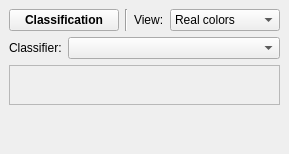
Qt form Polyhedron/demo/Polyhedron/Plugins/Classification/Classification_widget.ui (CGAL/cgal) before a commit.
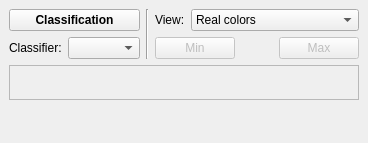
The same form after that commit.

Patch:
```diff
--- a/Polyhedron/demo/Polyhedron/Plugins/Classification/Classification_widget.ui
+++ b/Polyhedron/demo/Polyhedron/Plugins/Classification/Classification_widget.ui
@@ -6,8 +6,8 @@
    <rect>
     <x>0</x>
     <y>0</y>
-    <width>289</width>
-    <height>154</height>
+    <width>368</width>
+    <height>143</height>
    </rect>
   </property>
   <property name="sizePolicy">
@@ -20,9 +20,11 @@
    <string>Classification</string>
   </property>
   <widget class="QWidget" name="dockWidgetContents">
-   <layout class="QVBoxLayout" name="verticalLayout_2">
+   <layout class="QVBoxLayout" name="verticalLayout_4">
     <item>
-     <layout class="QHBoxLayout" name="horizontalLayout_7">
+     <layout class="QHBoxLayout" name="horizontalLayout_4">
+      <item>
+       <layout class="QVBoxLayout" name="verticalLayout_3">
       <item>
        <widget class="QPushButton" name="menu">
         <property name="font">
@@ -37,6 +39,32 @@
        </widget>
       </item>
       <item>
+         <layout class="QHBoxLayout" name="horizontalLayout_3">
+          <item>
+           <widget class="QLabel" name="label_7">
+            <property name="sizePolicy">
+             <sizepolicy hsizetype="Maximum" vsizetype="Preferred">
+              <horstretch>0</horstretch>
+              <verstretch>0</verstretch>
+             </sizepolicy>
+            </property>
+            <property name="text">
+             <string>Classifier:</string>
+            </property>
+           </widget>
+          </item>
+          <item>
+           <widget class="QComboBox" name="classifier">
+            <property name="currentIndex">
+             <number>-1</number>
+            </property>
+           </widget>
+          </item>
+         </layout>
+        </item>
+       </layout>
+      </item>
+      <item>
        <widget class="Line" name="line">
         <property name="orientation">
          <enum>Qt::Vertical</enum>
@@ -44,6 +72,10 @@
        </widget>
       </item>
       <item>
+       <layout class="QVBoxLayout" name="verticalLayout_2">
+        <item>
+         <layout class="QHBoxLayout" name="horizontalLayout_2">
+          <item>
        <widget class="QLabel" name="label">
         <property name="sizePolicy">
          <sizepolicy hsizetype="Maximum" vsizetype="Preferred">
@@ -83,24 +115,44 @@
     <item>
      <layout class="QHBoxLayout" name="horizontalLayout">
       <item>
-       <widget class="QLabel" name="label_7">
-        <property name="sizePolicy">
-         <sizepolicy hsizetype="Maximum" vsizetype="Preferred">
-          <horstretch>0</horstretch>
-          <verstretch>0</verstretch>
-         </sizepolicy>
+           <widget class="QPushButton" name="minDisplay">
+            <property name="enabled">
+             <bool>false</bool>
         </property>
         <property name="text">
-         <string>Classifier:</string>
-        </property>
+             <string>Min</string>
+            </property>
+            <property name="checkable">
+             <bool>false</bool>
+            </property>
        </widget>
       </item>
       <item>
-       <widget class="QComboBox" name="classifier">
-        <property name="currentIndex">
-         <number>-1</number>
-        </property>
-       </widget>
+           <spacer name="horizontalSpacer">
+            <property name="orientation">
+             <enum>Qt::Horizontal</enum>
+            </property>
+            <property name="sizeHint" stdset="0">
+             <size>
+              <width>40</width>
+              <height>20</height>
+             </size>
+            </property>
+           </spacer>
+          </item>
+          <item>
+           <widget class="QPushButton" name="maxDisplay">
+            <property name="enabled">
+             <bool>false</bool>
+            </property>
+            <property name="text">
+             <string>Max</string>
+            </property>
+           </widget>
+          </item>
+         </layout>
+        </item>
+       </layout>
       </item>
      </layout>
     </item>
```
Lines whose indentation alone changed are shown as unchanged.
